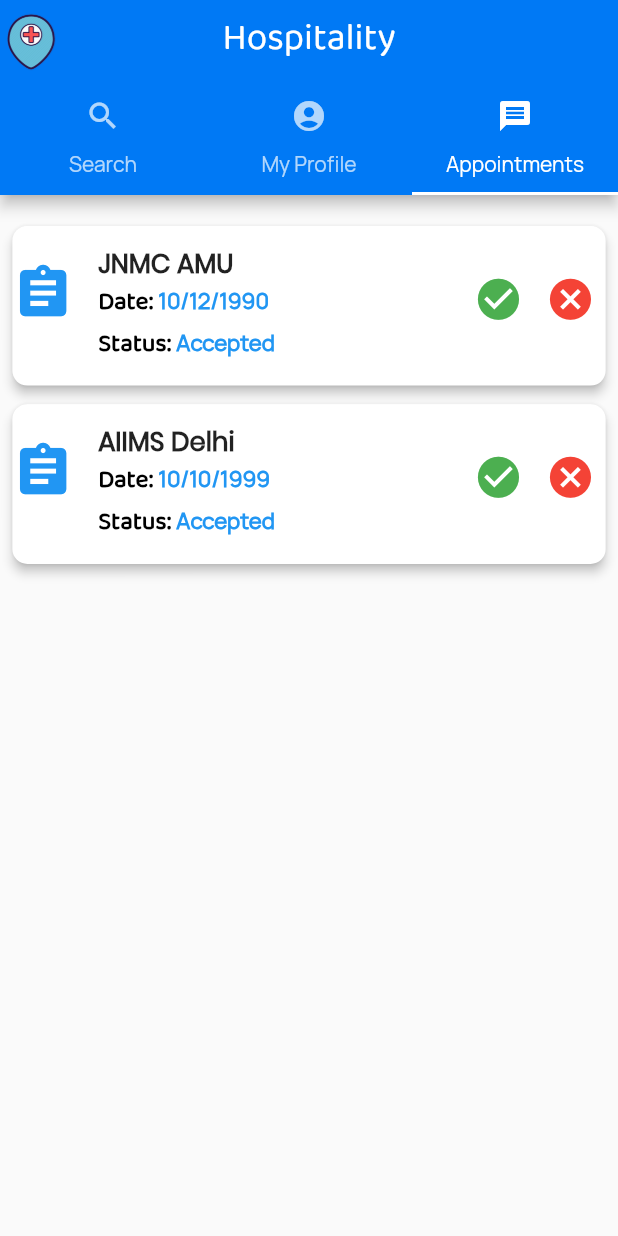
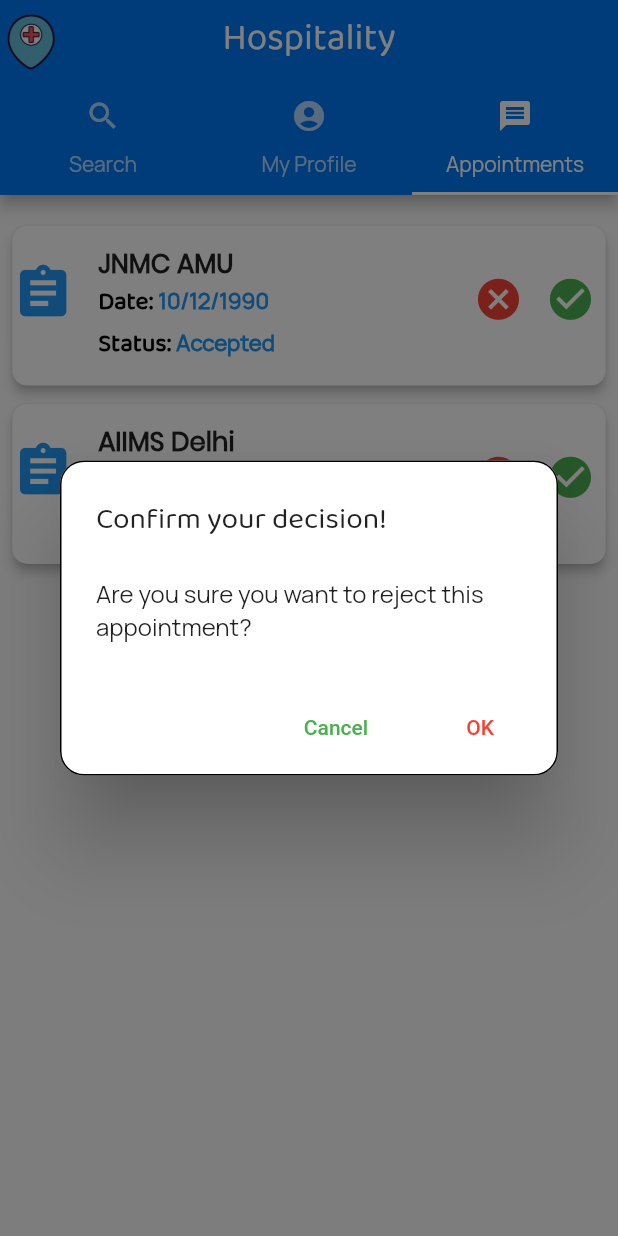
Before and after one commit to saarthak08/Hospitality-MobileClient, a Flutter app: the HomeScreen screen opened by its route, tab 3 chosen, after a tap on the "cancel" icon, on a phone screen of 412 x 824 dp. Run offline on Flutter 3.47's test engine with Material 2 defaults, Android fonts, the phone set to English and light mode, and no system bars; our stand-ins replace fluttertoast, google_maps_flutter, location, shared_preferences, sliding_up_panel; accounts and stored records are empty.

Commit message:
add appointment_list_dialogs

```diff
--- /dev/null
+++ b/lib/src/dialogs/appointment_list_view_item_dialogs.dart
@@ -0,0 +1,124 @@
+import 'package:flutter/material.dart';
+import 'package:hospitality/src/models/appointment.dart';
+
+void acceptAppointment(BuildContext context, Appointment appointment) {
+  showGeneralDialog(
+    context: context,
+    transitionDuration: Duration(milliseconds: 200),
+    barrierDismissible: true,
+    barrierLabel: '',
+    pageBuilder: (context, animation1, animation2) {
+      return null;
+    },
+    barrierColor: Colors.black.withOpacity(0.5),
+    transitionBuilder: (context, a1, a2, widget) {
+      return Transform.scale(
+          scale: a1.value,
+          child: Opacity(
+              opacity: a1.value,
+              child: StatefulBuilder(
+                builder: (BuildContext context, setState) {
+                  return AlertDialog(
+                    shape: OutlineInputBorder(
+                        borderRadius: BorderRadius.circular(16.0)),
+                    title: Text(
+                      'Confirm your decision!',
+                      style: TextStyle(
+                        fontFamily: "BalooTamma2",
+                      ),
+                    ),
+                    content: Text(
+                      'Are you sure you want to accept this appointment?',
+                      style: TextStyle(fontFamily: "Manrope"),
+                    ),
+                    actions: <Widget>[
+                      FlatButton(
+                        child: Text(
+                          'Cancel',
+                          style: TextStyle(
+                            color: Colors.red,
+                          ),
+                        ),
+                        onPressed: () {
+                          Navigator.of(context).pop();
+                        },
+                      ),
+                      FlatButton(
+                        child: Text(
+                          'OK',
+                          style: TextStyle(
+                            color: Colors.green,
+                          ),
+                        ),
+                        onPressed: () {
+                          Navigator.of(context).pop();
+                        },
+                      ),
+                    ],
+                  );
+                },
+              )));
+    },
+  );
+}
+
+void declineAppointment(BuildContext context, Appointment appointment) {
+  showGeneralDialog(
+    context: context,
+    transitionDuration: Duration(milliseconds: 200),
+    barrierDismissible: true,
+    barrierLabel: '',
+    pageBuilder: (context, animation1, animation2) {
+      return null;
+    },
+    barrierColor: Colors.black.withOpacity(0.5),
+    transitionBuilder: (context, a1, a2, widget) {
+      return Transform.scale(
+          scale: a1.value,
+          child: Opacity(
+              opacity: a1.value,
+              child: StatefulBuilder(
+                builder: (BuildContext context, setState) {
+                  return AlertDialog(
+                    shape: OutlineInputBorder(
+                        borderRadius: BorderRadius.circular(16.0)),
+                    title: Text(
+                      'Confirm your decision!',
+                      style: TextStyle(
+                        fontFamily: "BalooTamma2",
+                      ),
+                    ),
+                    content: Text(
+                      'Are you sure you want to reject this appointment?',
+                      style: TextStyle(fontFamily: "Manrope"),
+                    ),
+                    actions: <Widget>[
+                      FlatButton(
+                        child: Text(
+                          'Cancel',
+                          style: TextStyle(
+                            color: Colors.green,
+                          ),
+                        ),
+                        onPressed: () {
+                          Navigator.of(context).pop();
+                        },
+                      ),
+                      FlatButton(
+                        child: Text(
+                          'OK',
+                          style: TextStyle(
+                            color: Colors.red,
+                          ),
+                        ),
+                        onPressed: () {
+                          Navigator.of(context).pop();
+                        },
+                      ),
+                    ],
+                  );
+                },
+              )));
+    },
+  );
+}
--- a/lib/src/widgets/appointments_list_view_item.dart
+++ b/lib/src/widgets/appointments_list_view_item.dart
@@ -1,4 +1,5 @@
 import 'package:flutter/material.dart';
+import 'package:hospitality/src/dialogs/appointment_list_view_item_dialogs.dart';
 import 'package:hospitality/src/helpers/dimensions.dart';
 import 'package:hospitality/src/models/appointment.dart';
 
@@ -15,30 +16,37 @@ class AppointmentsListViewItem extends StatelessWidget {
     viewportWidth = getViewportWidth(context);
     return Card(
         elevation: 3,
-        margin: EdgeInsets.only(bottom: viewportHeight * 0.015,left: viewportWidth*0.01,right: viewportWidth*0.01),
+        margin: EdgeInsets.only(
+            bottom: viewportHeight * 0.015,
+            left: viewportWidth * 0.01,
+            right: viewportWidth * 0.01),
         clipBehavior: Clip.antiAliasWithSaveLayer,
         shape: RoundedRectangleBorder(borderRadius: BorderRadius.circular(10)),
         child: InkWell(
-          borderRadius: BorderRadius.circular(10),
+            borderRadius: BorderRadius.circular(10),
             splashColor: Colors.blue,
             onTap: () {},
             child: ListTile(
                 trailing: Wrap(
                   children: <Widget>[
                     IconButton(
-                      icon:
-                          Icon(Icons.check_circle, size: viewportHeight * 0.04),
-                      color: Colors.green,
-                      onPressed: () {},
-                    ), // icon-1
-                    IconButton(
                       color: Colors.red,
                       icon: Icon(
                         Icons.cancel,
                         size: viewportHeight * 0.04,
                       ),
-                      onPressed: () {},
-                    ), // icon-1
+                      onPressed: () {
+                        declineAppointment(context, appointment);
+                      },
+                    ),
+                    IconButton(
+                      icon:
+                          Icon(Icons.check_circle, size: viewportHeight * 0.04),
+                      color: Colors.green,
+                      onPressed: () {
+                        acceptAppointment(context, appointment);
+                      },
+                    ), //
                   ],
                 ),
                 contentPadding:
```
